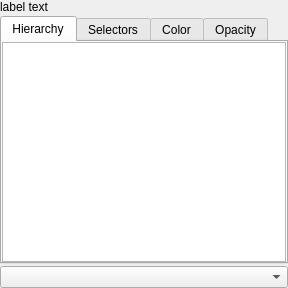
This is Qt/ApplicationComponents/Resources/UI/pqDataAssemblyPropertyWidget.ui in Kitware/ParaView as Qt 5 draws it before an edit. The edited form follows.
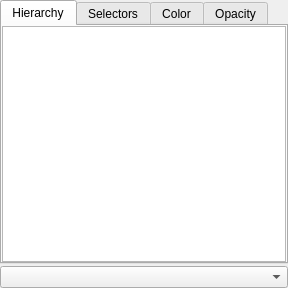
This is the edited form. Icons and pictures are not drawn. Custom widgets are drawn as their Qt base class.

Commit message:
Making pqDataAssemblyPropertyWidget header more useful
Reworking the header used by the tree view in
pqDataAssemblyPropertyWidget to be more useful. Now, we show either the
name of the property group or the input's name (based on hints).

```diff
--- a/Qt/ApplicationComponents/Resources/UI/pqDataAssemblyPropertyWidget.ui
+++ b/Qt/ApplicationComponents/Resources/UI/pqDataAssemblyPropertyWidget.ui
@@ -29,13 +29,6 @@
    <property name="bottomMargin">
     <number>0</number>
    </property>
-   <item>
-    <widget class="QLabel" name="label">
-     <property name="text">
-      <string>label text</string>
-     </property>
-    </widget>
-   </item>
    <item>
     <widget class="QTabWidget" name="tabWidget">
      <property name="currentIndex">
```
The commit also changes 5 other files.
